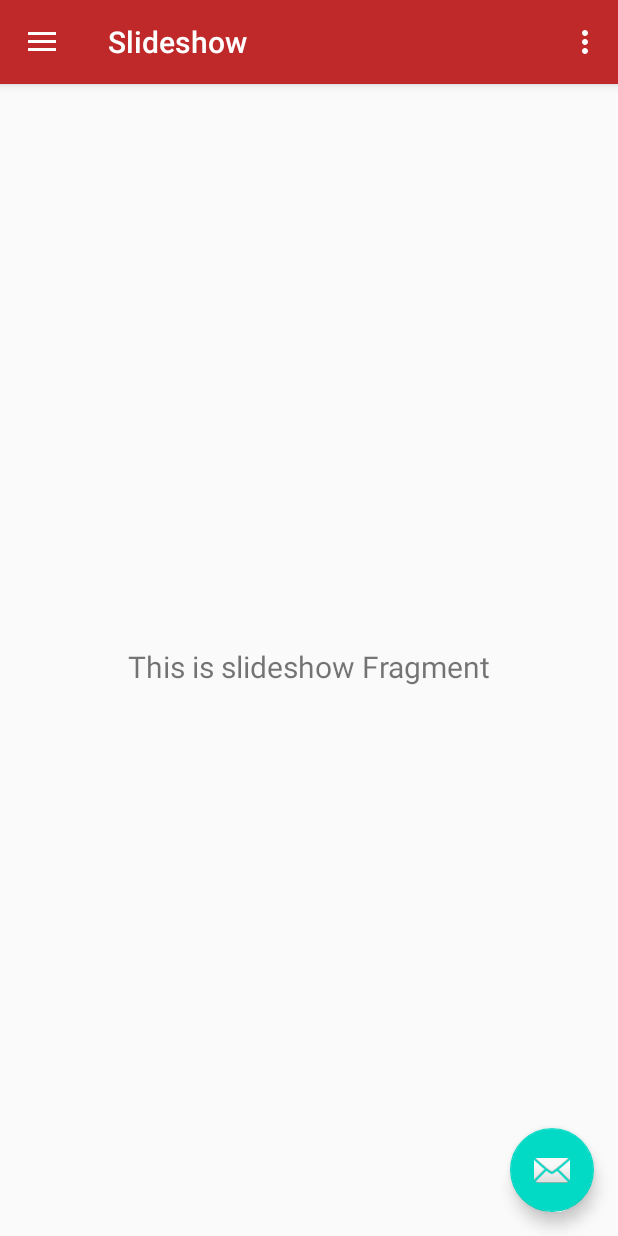
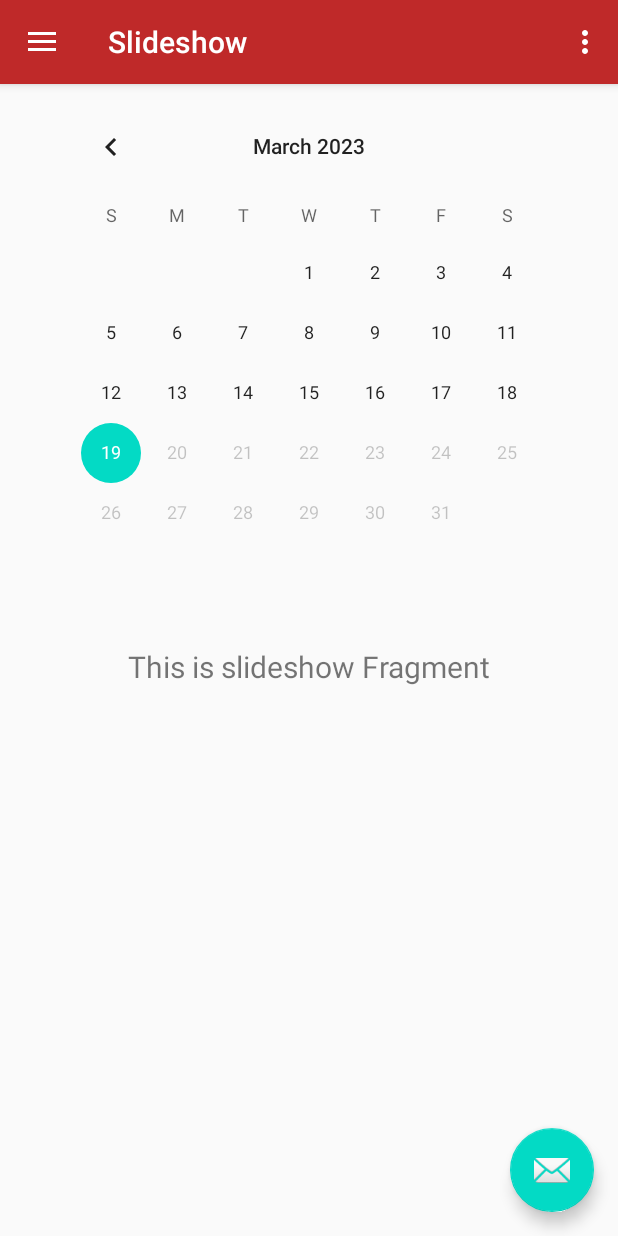
Before and after one commit to egomezsumma/checheritoX, an Android app: the screen it shows after launch (MainActivity), in the side drawer, after a tap on "Gacetas", on a phone screen of 412 x 824 dp. Run offline under Robolectric (Android 15) with nearby library versions, the phone set to English and light mode, and no system bars; our stand-ins replace navigation-ui.

Commit message:
Agregando calendario al tab de gacetas

```diff
--- a/app/src/main/java/com/example/checheritox/utils/Utils.kt
+++ b/app/src/main/java/com/example/checheritox/utils/Utils.kt
@@ -4,6 +4,7 @@ package com.example.checheritox.utils
 import android.annotation.SuppressLint
 import android.widget.TextView
 import androidx.recyclerview.widget.RecyclerView
+import java.text.Format
 
 import java.text.Normalizer
 import java.text.SimpleDateFormat
@@ -101,6 +102,11 @@ fun convertLongToDateString(systemTime: Long, showYear: Boolean =false): String
         .format(systemTime).toString()
 }
 
+fun printLongWithFormat(systemTime: Long, format: String = "yyyyMMdd"): String {
+    return SimpleDateFormat(format)
+        .format(systemTime).toString()
+}
+
 /**
  * Takes a list of SleepNights and converts and formats it into one string for display.
  *
--- a/app/src/main/res/layout/fragment_gacetas.xml
+++ b/app/src/main/res/layout/fragment_gacetas.xml
@@ -19,4 +19,15 @@
         app:layout_constraintEnd_toEndOf="parent"
         app:layout_constraintStart_toStartOf="parent"
         app:layout_constraintTop_toTopOf="parent" />
+
+    <CalendarView
+        android:id="@+id/calendarView"
+        android:layout_width="wrap_content"
+        android:layout_height="wrap_content"
+        android:layout_marginStart="8dp"
+        android:layout_marginTop="8dp"
+        android:layout_marginEnd="8dp"
+        app:layout_constraintEnd_toEndOf="parent"
+        app:layout_constraintStart_toStartOf="parent"
+        app:layout_constraintTop_toTopOf="parent" />
 </androidx.constraintlayout.widget.ConstraintLayout>
```
Also changed, not shown: app/src/main/java/com/example/checheritox/ui/gacetas/GacetasFragment.kt (+59 -0 lines).
